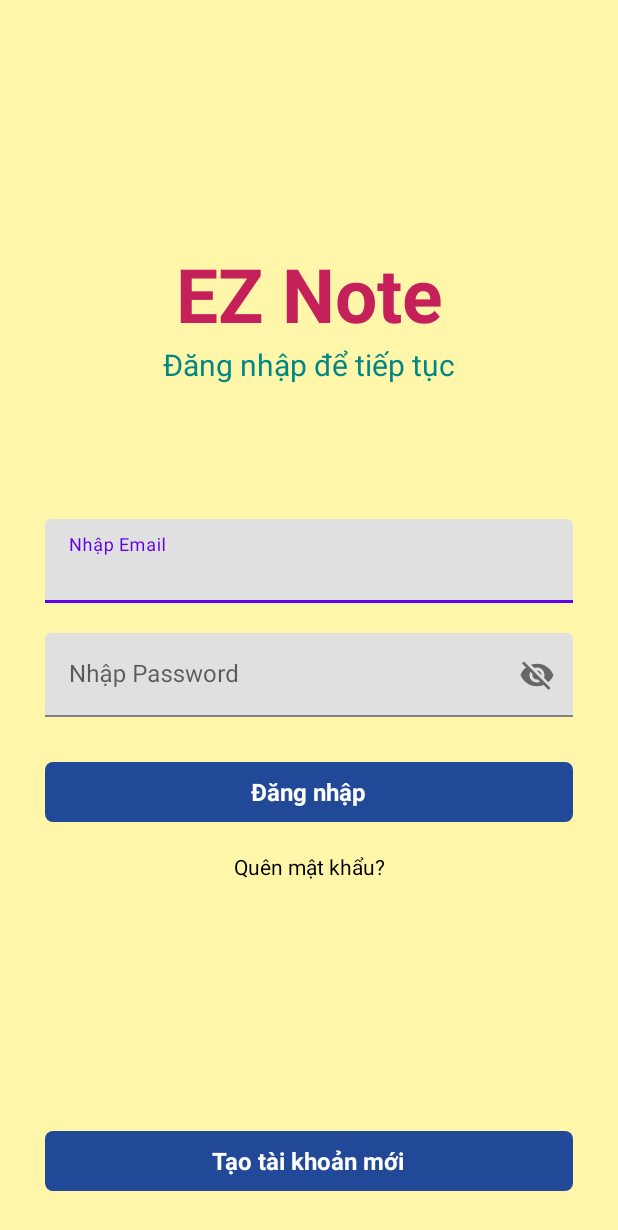
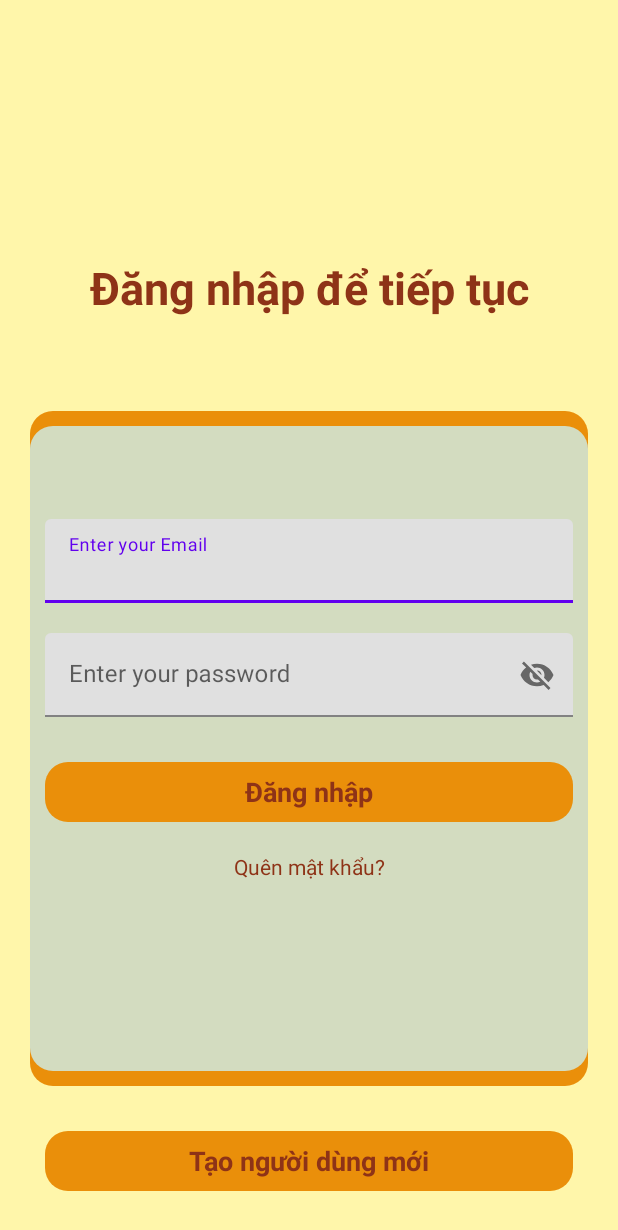
Before and after one commit to TVBinh19000399/EZNotes, an Android app: the LoginActivity screen opened directly, with no data from a screen before it, on a phone screen of 412 x 824 dp. Shown: the top 1230 px of the screen. Run offline under Robolectric (Android 15) with nearby library versions, the phone set to English and light mode, and no system bars; our stand-ins replace Firebase (no records; nobody signed in at launch, a user with empty details on screens opened directly).

Commit message:
Update activity_login.xml

```diff
--- a/app/src/main/res/layout/activity_login.xml
+++ b/app/src/main/res/layout/activity_login.xml
@@ -7,11 +7,33 @@
     android:background="#FFF6AA"
     tools:context=".LoginActivity">
 
+    <View
+        android:layout_width="match_parent"
+        android:layout_height="450dp"
+        android:layout_alignBottom="@+id/gotosignup"
+        android:layout_alignParentStart="true"
+        android:layout_alignParentEnd="true"
+        android:layout_marginStart="20dp"
+        android:layout_marginEnd="20dp"
+        android:layout_marginBottom="70dp"
+        android:background="@drawable/bg_orange"></View>
+
+    <View
+        android:layout_width="match_parent"
+        android:layout_height="430dp"
+        android:layout_alignBottom="@+id/gotosignup"
+        android:layout_alignParentStart="true"
+        android:layout_alignParentEnd="true"
+        android:layout_marginStart="20dp"
+        android:layout_marginEnd="20dp"
+        android:layout_marginBottom="80dp"
+        android:background="@drawable/bg_blu"></View>
     <RelativeLayout
-        android:id="@+id/centernine"
         android:layout_width="match_parent"
         android:layout_height="wrap_content"
-        android:layout_centerInParent="true"></RelativeLayout>
+        android:id="@+id/centernine"
+        android:layout_centerInParent="true"
+        ></RelativeLayout>
 
     <LinearLayout
         android:layout_width="match_parent"
@@ -19,17 +41,8 @@
         android:layout_above="@+id/centernine"
         android:layout_marginLeft="30dp"
         android:layout_marginRight="30dp"
-        android:layout_marginBottom="155dp"
+        android:layout_marginBottom="200dp"
         android:orientation="vertical">
-
-        <TextView
-            android:layout_width="match_parent"
-            android:layout_height="wrap_content"
-            android:text="EZ Note"
-            android:textAlignment="center"
-            android:textColor="#C6205B"
-            android:textSize="50dp"
-            android:textStyle="bold"></TextView>
 
 
         <TextView
@@ -37,45 +50,43 @@
             android:layout_height="wrap_content"
             android:text="Đăng nhập để tiếp tục"
             android:textAlignment="center"
-            android:textColor="@color/teal_700"
-            android:textSize="20dp"></TextView>
+            android:textColor="#8E3317"
+            android:textSize="30dp"
+            android:textStyle="bold"></TextView>
 
     </LinearLayout>
+    <com.google.android.material.textfield.TextInputLayout
+        android:layout_width="match_parent"
+        android:layout_height="wrap_content"
 
-    <com.google.android.material.textfield.TextInputLayout
+        android:layout_above="@+id/centernine"
+        android:layout_marginBottom="10dp"
         android:id="@+id/email"
-        android:layout_width="match_parent"
-
-        android:layout_height="wrap_content"
-        android:layout_above="@+id/centernine"
-        android:layout_marginLeft="30dp"
         android:layout_marginRight="30dp"
-        android:layout_marginBottom="10dp">
-
+        android:layout_marginLeft="30dp">
         <EditText
-            android:id="@+id/Loginemail"
             android:layout_width="match_parent"
             android:layout_height="wrap_content"
-            android:hint="Nhập Email"
+            android:id="@+id/Loginemail"
+            android:hint="Enter your Email"
             android:inputType="textEmailAddress"></EditText>
     </com.google.android.material.textfield.TextInputLayout>
+    <com.google.android.material.textfield.TextInputLayout
+        android:layout_width="match_parent"
+        android:layout_height="wrap_content"
 
-    <com.google.android.material.textfield.TextInputLayout
+        android:layout_below="@+id/centernine"
+        android:layout_marginTop="10dp"
         android:id="@+id/password"
-        android:layout_width="match_parent"
-
-        android:layout_height="wrap_content"
-        android:layout_below="@+id/centernine"
+        android:layout_marginRight="30dp"
         android:layout_marginLeft="30dp"
-        android:layout_marginTop="10dp"
-        android:layout_marginRight="30dp"
         app:passwordToggleEnabled="true">
-
         <EditText
-            android:id="@+id/Loginpassword"
             android:layout_width="match_parent"
             android:layout_height="wrap_content"
-            android:hint="Nhập Password"></EditText>
+            android:id="@+id/Loginpassword"
+            android:hint="Enter your password"
+            ></EditText>
     </com.google.android.material.textfield.TextInputLayout>
 
     <RelativeLayout
@@ -88,7 +99,7 @@
         android:layout_marginTop="30dp"
 
         android:layout_marginRight="30dp"
-        android:background="@drawable/button_design">
+        android:background="@drawable/bg_orange">
 
         <TextView
             android:layout_width="wrap_content"
@@ -96,8 +107,8 @@
             android:layout_centerInParent="true"
             android:layout_marginStart="8dp"
             android:text="Đăng nhập"
-            android:textColor="@color/white"
-            android:textSize="16sp"
+            android:textColor="#8E3317"
+            android:textSize="18sp"
             android:textStyle="bold" />
 
     </RelativeLayout>
@@ -114,7 +125,7 @@
         android:layout_marginRight="20dp"
         android:text="Quên mật khẩu?"
         android:textAlignment="center"
-        android:textColor="@color/black"></TextView>
+        android:textColor="#8E3317"></TextView>
 
     <RelativeLayout
         android:id="@+id/gotosignup"
@@ -126,16 +137,16 @@
         android:layout_marginTop="30dp"
         android:layout_marginRight="30dp"
         android:layout_marginBottom="30dp"
-        android:background="@drawable/button_design">
+        android:background="@drawable/bg_orange">
 
         <TextView
             android:layout_width="wrap_content"
             android:layout_height="wrap_content"
             android:layout_centerInParent="true"
             android:layout_marginStart="8dp"
-            android:text="Tạo tài khoản mới"
-            android:textColor="@color/white"
-            android:textSize="16sp"
+            android:text="Tạo người dùng mới"
+            android:textColor="#8E3317"
+            android:textSize="18sp"
             android:textStyle="bold" />
 
     </RelativeLayout>
```
